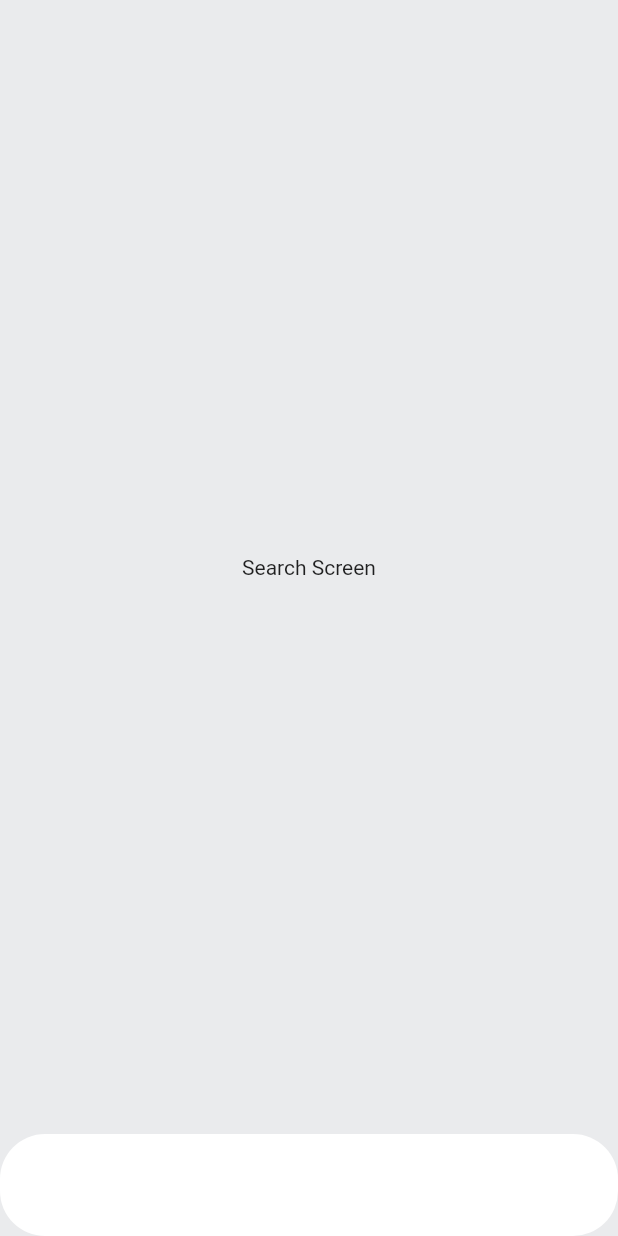
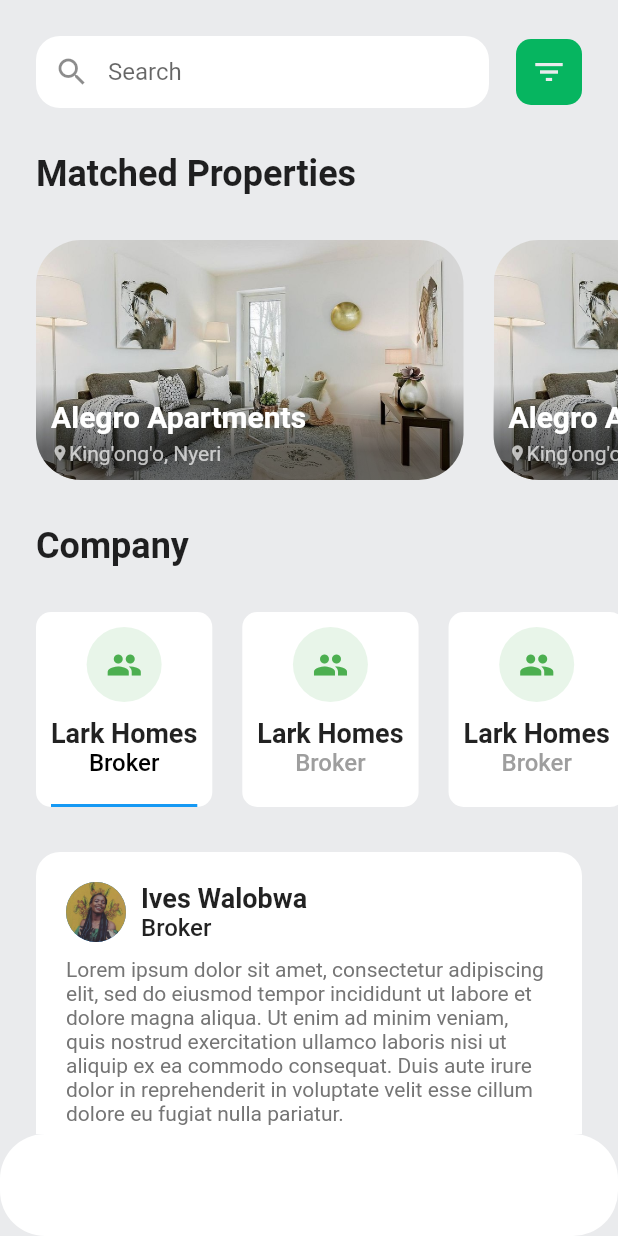
Before and after one commit to Ivy-Walobwa/properties_app_UI, a Flutter app: the screen it shows after launch, item 2 of the bottom bar chosen, on a phone screen of 412 x 824 dp. Run offline on Flutter 3.47's test engine with Material 2 defaults, Android fonts, the phone set to English and light mode, and no system bars.

Commit message:
search screen

```diff
--- a/lib/screens/home_screen.dart
+++ b/lib/screens/home_screen.dart
@@ -1,5 +1,4 @@
 import 'package:flutter/material.dart';
-import 'package:properties_app/constants.dart';
 
 import '../widgets/widgets.dart';
 
@@ -50,8 +49,7 @@ class HomeScreen extends StatelessWidget {
           SizedBox(
             height: 30,
           ),
-          Flexible(
-            child: ListView.builder(
+          ListView.builder(
             physics: NeverScrollableScrollPhysics(),
             shrinkWrap: true,
             itemBuilder: (ctx, idx) => Padding(
@@ -59,7 +57,6 @@ class HomeScreen extends StatelessWidget {
               child: SinglePropertyWidget(),
             ),
             itemCount: 5,
-            ),
           )
         ],
       ),
--- a/lib/screens/search_screen.dart
+++ b/lib/screens/search_screen.dart
@@ -1,7 +1,79 @@
 import 'package:flutter/material.dart';
+import '../widgets/widgets.dart';
 
 class SearchScreen extends StatelessWidget {
   @override
   Widget build(BuildContext context) {
-    return Center(child: Text('Search Screen'),);  }
+    var selectedIdx = 0;
+    return SingleChildScrollView(
+      physics: ScrollPhysics(),
+      child: Column(
+        crossAxisAlignment: CrossAxisAlignment.start,
+        children: [
+          Padding(
+            padding: const EdgeInsets.fromLTRB(24, 24, 24, 0),
+            child: SearchRowWidget(),
+          ),
+          SizedBox(
+            height: 30,
+          ),
+          Padding(
+            padding: const EdgeInsets.fromLTRB(24, 0, 0, 0),
+            child: Text(
+              'Matched Properties',
+              style: TextStyle(fontSize: 24, fontWeight: FontWeight.w600),
+            ),
+          ),
+          SizedBox(
+            height: 30,
+          ),
+          Container(
+            height: 160,
+            padding: const EdgeInsets.fromLTRB(24, 0, 0, 0),
+            child: ListView.builder(
+              shrinkWrap: true,
+              scrollDirection: Axis.horizontal,
+              itemBuilder: (ctx, idx) => MatchedPropertyWidget(),
+              itemCount: 6,
+            ),
+          ),
+          SizedBox(
+            height: 30,
+          ),
+          Padding(
+            padding: const EdgeInsets.fromLTRB(24, 0, 0, 0),
+            child: Text(
+              'Company',
+              style: TextStyle(fontSize: 24, fontWeight: FontWeight.w600),
+            ),
+          ),
+          SizedBox(
+            height: 30,
+          ),
+          Container(
+                height: 130,
+            padding: const EdgeInsets.fromLTRB(24, 0, 0, 0),
+            child: ListView.builder(
+              shrinkWrap: true,
+              scrollDirection: Axis.horizontal,
+              itemBuilder: (ctx, idx) =>CompanyCardWidget(selected: (selectedIdx==idx),),
+              itemCount: 6,
+            ),
+          ),
+          SizedBox(
+            height: 30,
+          ),
+          ListView.builder(
+            physics: NeverScrollableScrollPhysics(),
+            shrinkWrap: true,
+            itemBuilder: (ctx, idx) => Padding(
+              padding: const EdgeInsets.fromLTRB(24, 0, 24, 0),
+              child: CompanyReviewWidget(),
+            ),
+            itemCount: 5,
+          ),
+        ],
+      ),
+    );
+  }
 }
--- /dev/null
+++ b/lib/widgets/company_card_widget.dart
@@ -0,0 +1,75 @@
+import 'package:flutter/material.dart';
+
+import '../constants.dart';
+
+class CompanyCardWidget extends StatelessWidget {
+  const CompanyCardWidget({
+    @required this.selected
+  });
+
+  final bool selected;
+
+  @override
+  Widget build(BuildContext context) {
+    return Container(
+      margin: EdgeInsets.only(right: 20),
+      decoration: BoxDecoration(
+        color: Colors.white,
+        borderRadius: BorderRadius.all(
+          Radius.circular(10),
+        ),
+      ),
+      child: Stack(
+        children: [
+          Padding(
+            padding: EdgeInsets.all(10),
+            child: Column(
+              children: [
+                CircleAvatar(
+                  backgroundColor: Colors.green[50],
+                  radius: 25,
+                  child: Icon(
+                    Icons.group,
+                    color: Colors.green,
+                  ),
+                ),
+                SizedBox(
+                  height: 10,
+                ),
+                Text(
+                  'Lark Homes',
+                  style: TextStyle(
+                    fontSize: 18,
+                    fontWeight: FontWeight.w600,
+                  ),
+                ),
+                Text(
+                  'Broker',
+                  style: TextStyle(
+                    fontSize: 16,
+                    fontWeight: FontWeight.w500,
+                    color: selected? Colors.black: Colors.grey
+                  ),
+                ),
+              ],
+            ),
+          ),
+          Visibility(
+            visible: selected,
+            child: Positioned(
+              left: 0,
+              bottom: 0,
+              right: 0,
+              child: Container(
+                margin: EdgeInsets.symmetric(horizontal: 10),
+                width: 90,
+                height: 2,
+                color: kBlueColor,
+              ),
+            ),
+          ),
+        ],
+      ),
+    );
+  }
+}
--- /dev/null
+++ b/lib/widgets/company_review_widget.dart
@@ -0,0 +1,65 @@
+import 'package:flutter/cupertino.dart';
+import 'package:flutter/material.dart';
+
+class CompanyReviewWidget extends StatelessWidget {
+  var _reviewText =
+      'Lorem ipsum dolor sit amet, consectetur adipiscing elit, sed do eiusmod tempor incididunt ut labore et dolore magna aliqua. Ut enim ad minim veniam, quis nostrud exercitation ullamco laboris nisi ut aliquip ex ea commodo consequat. Duis aute irure dolor in reprehenderit in voluptate velit esse cillum dolore eu fugiat nulla pariatur.';
+
+  @override
+  Widget build(BuildContext context) {
+    return Container(
+      margin: EdgeInsets.only(bottom: 10),
+      padding: EdgeInsets.all(20),
+      decoration: BoxDecoration(
+        color: Colors.white,
+        borderRadius: BorderRadius.all(
+          Radius.circular(16),
+        ),
+      ),
+      child: Column(
+        children: [
+          Row(
+            children: [
+              CircleAvatar(
+                backgroundImage: AssetImage('images/profile.jpg'),
+              ),
+              SizedBox(width: 10,),
+              Column(
+                crossAxisAlignment: CrossAxisAlignment.start,
+                children: [
+                  Text(
+                    'Ives Walobwa',
+                    style: TextStyle(
+                      fontSize: 18,
+                      fontWeight: FontWeight.w600,
+                    ),
+                  ),
+                  Text(
+                    'Broker',
+                    style: TextStyle(
+                      fontSize: 16,
+                      fontWeight: FontWeight.w500,
+                    ),
+                  ),
+                ],
+              )
+            ],
+          ),
+          SizedBox(height: 10,),
+          Text(_reviewText,style: TextStyle(color: Colors.grey[600]),),
+          SizedBox(height: 10,),
+          Row(
+            children: List.generate(
+                5,
+                (index) => Icon(
+                      Icons.star,
+                      size: 16,
+                      color: Colors.orange[200],
+                    )),
+          ),
+
+        ],
+      ),
+    );
+  }
+}
--- /dev/null
+++ b/lib/widgets/matched_property_widget.dart
@@ -0,0 +1,67 @@
+import 'package:flutter/material.dart';
+
+class MatchedPropertyWidget extends StatelessWidget {
+  @override
+  Widget build(BuildContext context) {
+    return Container(
+      margin: EdgeInsets.only(right: 20),
+      child: Stack(
+        children: [
+          Container(
+            height: 160,
+            width: 285,
+            decoration: BoxDecoration(
+              borderRadius: BorderRadius.all(Radius.circular(30)),
+              image: DecorationImage(
+                fit: BoxFit.fill,
+                image:AssetImage('images/room.jpg')
+              ),
+            ),
+          ),
+          Positioned(
+            bottom: 0,
+            child: Container(
+              width: 285,
+              padding: EdgeInsets.all(10),
+              decoration: new BoxDecoration(
+                borderRadius: BorderRadius.vertical(bottom: Radius.circular(30)),
+                gradient: new LinearGradient(
+                  end: const Alignment(0.0, -1),
+                  begin: const Alignment(0.0, 0.4),
+                  colors: <Color>[
+                    const Color(0x8A000000),
+                    Colors.black12.withOpacity(0.0)
+                  ],
+                ),
+
+              ),
+              child: Column(
+                crossAxisAlignment: CrossAxisAlignment.start,
+                children: [
+                  Text(
+                    'Alegro Apartments',
+                    style: TextStyle(fontSize: 20, fontWeight: FontWeight.w600, color: Colors.white),
+                  ),
+                  SizedBox(height: 5,),
+                  Row(
+                    children: [
+                      Icon(
+                        Icons.location_on,
+                        size: 12,
+                        color: Colors.white70,
+                      ),
+                      Text(
+                        'King\'ong\'o, Nyeri',
+                        style: TextStyle(color: Colors.white70),
+                      )
+                    ],
+                  ),
+                ],
+              ),
+            ),
+          ),
+        ],
+      ),
+    );
+  }
+}
--- a/lib/widgets/widgets.dart
+++ b/lib/widgets/widgets.dart
@@ -2,4 +2,7 @@ export 'custom_triangle_tab_indicator.dart';
 export 'search_row_widget.dart';
 export 'single_property_widget.dart';
 export 'user_profile_widget.dart';
+export 'matched_property_widget.dart';
 export 'property_category_widget.dart';
+export 'company_card_widget.dart';
+export 'company_review_widget.dart';
```
Lines whose indentation alone changed are shown as unchanged.
